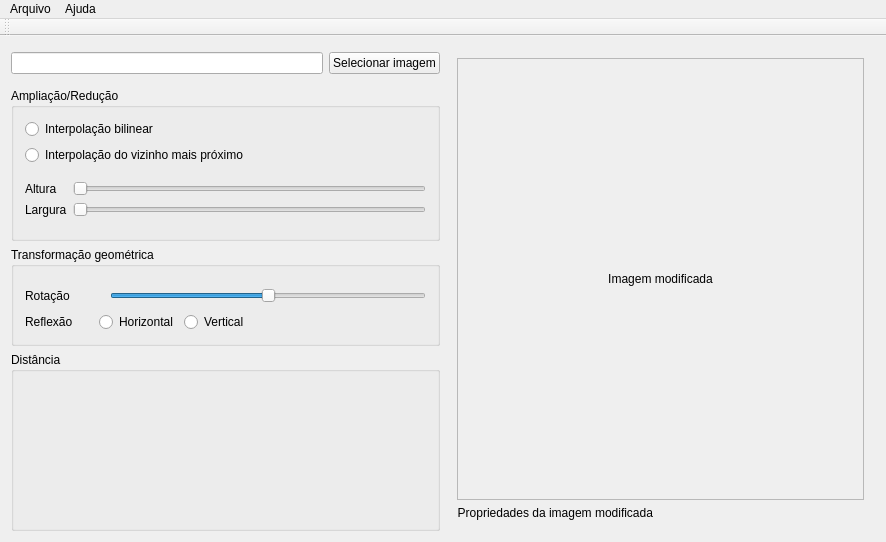
Old version of the form qt/mainwindow.ui in the repository herodrigues/cvip.
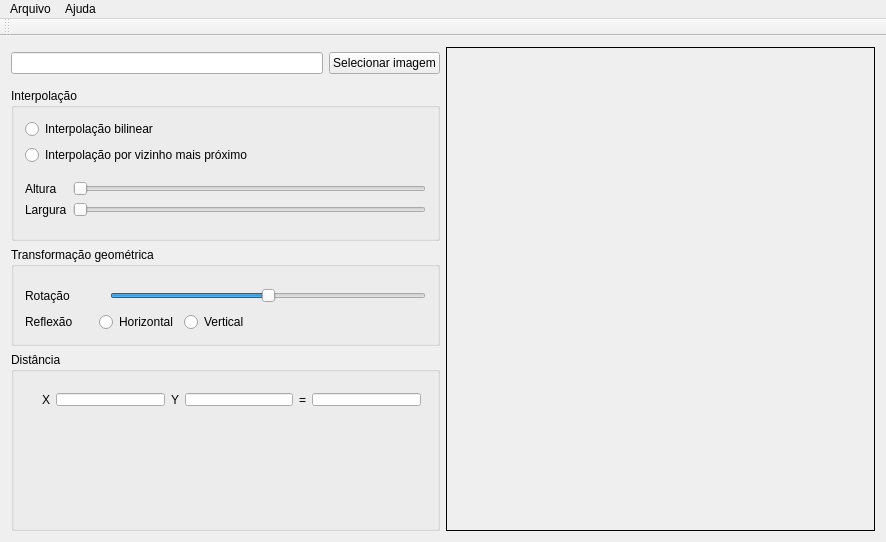
New version of the form.

```diff
--- a/qt/mainwindow.ui
+++ b/qt/mainwindow.ui
@@ -59,7 +59,7 @@
          </sizepolicy>
         </property>
         <property name="title">
-         <string>Ampliação/Redução</string>
+         <string>Interpolação</string>
         </property>
         <layout class="QVBoxLayout" name="verticalLayout_3">
          <item>
@@ -72,7 +72,7 @@
          <item>
           <widget class="QRadioButton" name="rbNeighbor">
            <property name="text">
-            <string>Interpolação do vizinho mais próximo</string>
+            <string>Interpolação por vizinho mais próximo</string>
            </property>
           </widget>
          </item>
@@ -270,68 +270,72 @@
         <property name="title">
          <string>Distância</string>
         </property>
+        <widget class="QWidget" name="">
+         <property name="geometry">
+          <rect>
+           <x>20</x>
+           <y>30</y>
+           <width>401</width>
+           <height>35</height>
+          </rect>
+         </property>
+         <layout class="QHBoxLayout" name="horizontalLayout_5">
+          <property name="sizeConstraint">
+           <enum>QLayout::SetMaximumSize</enum>
+          </property>
+          <item>
+           <widget class="QLabel" name="label_5">
+            <property name="text">
+             <string>X</string>
+            </property>
+           </widget>
+          </item>
+          <item>
+           <widget class="QLineEdit" name="lineEdit"/>
+          </item>
+          <item>
+           <widget class="QLabel" name="label_6">
+            <property name="text">
+             <string>Y</string>
+            </property>
+           </widget>
+          </item>
+          <item>
+           <widget class="QLineEdit" name="lineEdit_2"/>
+          </item>
+          <item>
+           <widget class="QLabel" name="label_7">
+            <property name="text">
+             <string>=</string>
+            </property>
+           </widget>
+          </item>
+          <item>
+           <widget class="QLineEdit" name="lineEdit_3"/>
+          </item>
+         </layout>
+        </widget>
        </widget>
       </item>
      </layout>
     </item>
     <item>
-     <widget class="QWidget" name="widget_2" native="true">
-      <layout class="QVBoxLayout" name="verticalLayout_2">
-       <item>
-        <widget class="QScrollArea" name="scrollArea_2">
-         <property name="widgetResizable">
-          <bool>true</bool>
-         </property>
-         <widget class="QWidget" name="scrollAreaWidgetContents_4">
-          <property name="geometry">
-           <rect>
-            <x>0</x>
-            <y>0</y>
-            <width>411</width>
-            <height>437</height>
-           </rect>
-          </property>
-          <layout class="QGridLayout" name="gridLayout_3">
-           <item row="0" column="0">
-            <widget class="QLabel" name="modifiedImg">
-             <property name="text">
-              <string>Imagem modificada</string>
-             </property>
-             <property name="scaledContents">
-              <bool>false</bool>
-             </property>
-             <property name="alignment">
-              <set>Qt::AlignCenter</set>
-             </property>
-            </widget>
-           </item>
-          </layout>
-          <zorder>modifiedImg</zorder>
-          <zorder>horizontalSlider_2</zorder>
-          <zorder>horizontalSlider</zorder>
-          <zorder>label_3</zorder>
-          <zorder>label_4</zorder>
-          <zorder>label_4</zorder>
-         </widget>
-        </widget>
-       </item>
-       <item>
-        <widget class="QLabel" name="modImgProperty">
-         <property name="sizePolicy">
-          <sizepolicy hsizetype="Fixed" vsizetype="Fixed">
-           <horstretch>0</horstretch>
-           <verstretch>0</verstretch>
-          </sizepolicy>
-         </property>
-         <property name="text">
-          <string>Propriedades da imagem modificada</string>
-         </property>
-         <property name="alignment">
-          <set>Qt::AlignRight|Qt::AlignTrailing|Qt::AlignVCenter</set>
-         </property>
-        </widget>
-       </item>
-      </layout>
+     <widget class="QLabel" name="modifiedImg">
+      <property name="sizePolicy">
+       <sizepolicy hsizetype="Expanding" vsizetype="Expanding">
+        <horstretch>0</horstretch>
+        <verstretch>0</verstretch>
+       </sizepolicy>
+      </property>
+      <property name="styleSheet">
+       <string notr="true">border: 1px solid;</string>
+      </property>
+      <property name="text">
+       <string/>
+      </property>
+      <property name="alignment">
+       <set>Qt::AlignCenter</set>
+      </property>
      </widget>
     </item>
    </layout>
```
Left out of the diff: 24 changed lines with no effect on the pictures.
